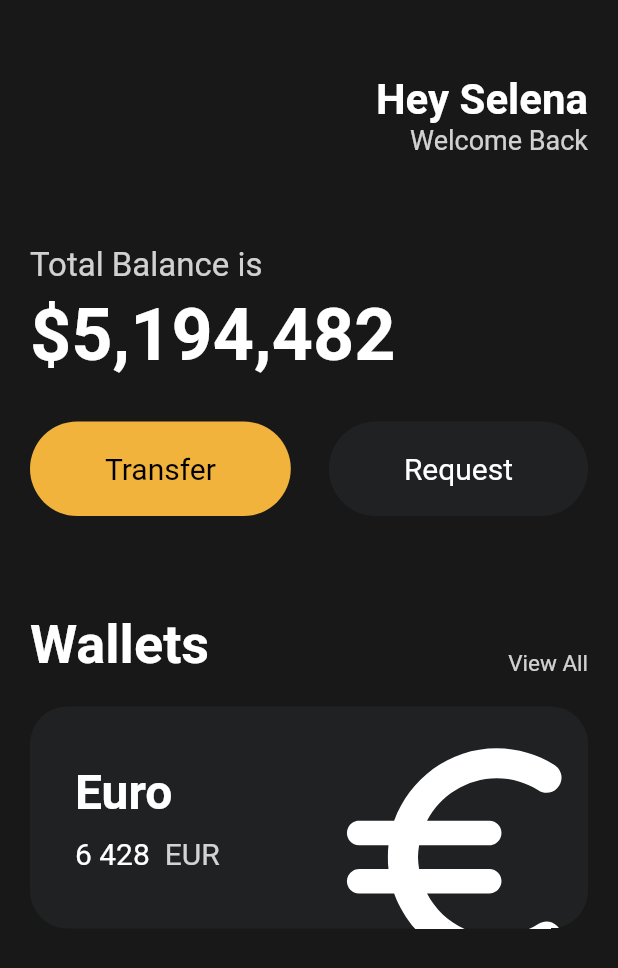
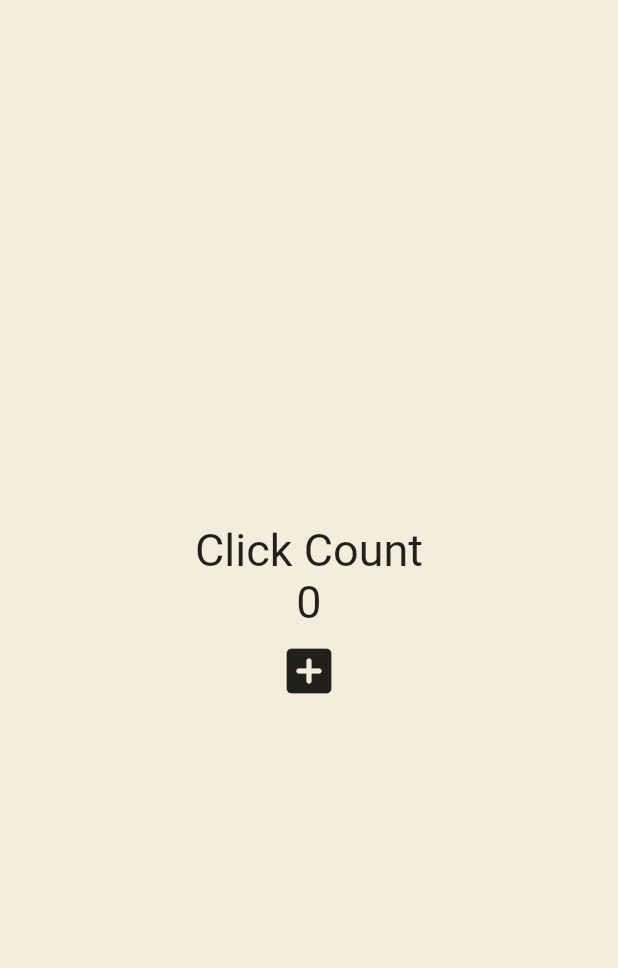
Before and after one commit to HonkenPark/flutter_study_toonflix, a Flutter app: the screen it shows after launch, on a phone screen of 412 x 824 dp. Shown: the top 968 px of the screen. Run offline on Flutter 3.47's test engine with Material 2 defaults, Android fonts, the phone set to English and light mode, and no system bars.

Commit message:
FEAT(State): State, Card and Icon
Study on 26th Jul.

```diff
--- a/lib/main.dart
+++ b/lib/main.dart
@@ -1,204 +1,51 @@
-// import 'package:flutter/cupertino.dart';
 import 'package:flutter/material.dart';
-import 'package:toonflix/widgets/button.dart';
-
-const taxAmount = 15;
-const priceAmount = 30;
-
-var finalPrice = taxAmount + priceAmount;
-
-class Player {
-  String? name;
-
-  Player();
-}
 
 void main() {
   runApp(const App());
 }
 
-// 위젯을 만들기 위해 3개의 코어 위젯 중 하나를 상속받아야 한다.
-class App extends StatelessWidget {
+class App extends StatefulWidget {
   const App({super.key});
 
-  // StatelessWidget를 만들기 위해서는 build 메소드를 구현해줘야한다.
-  // build 메소드는 위젯의 UI를 만든다.
-  @override // 이 어노테이션은 부모 클래스에 이미 있는 메소드를 오버라이드 한다는 뜻
+  @override
+  State<App> createState() => _AppState();
+}
+
+class _AppState extends State<App> {
+  int counter = 0;
+
+  void onClicked() {
+    counter = counter + 1;
+  }
+
+  @override
   Widget build(BuildContext context) {
-    // build에서 return하는 것을 보여준다고 했으니 Widget을 리턴해야함
     return MaterialApp(
-      // 화면은 Scaffold를 가져야한다. (모바일 앱은 반드시 필요)
       home: Scaffold(
-        backgroundColor: const Color(0xFF181818),
-        body: Padding(
-          padding: const EdgeInsets.symmetric(horizontal: 20),
+        backgroundColor: const Color(0xFFF4EDDB),
+        body: Center(
           child: Column(
-            crossAxisAlignment: CrossAxisAlignment.start,
+            mainAxisAlignment: MainAxisAlignment.center,
             children: [
-              const SizedBox(
-                height: 50,
-              ),
-              Row(
-                mainAxisAlignment: MainAxisAlignment.end,
-                children: [
-                  Column(
-                    crossAxisAlignment: CrossAxisAlignment.end,
-                    children: [
-                      const Text(
-                        'Hey Selena',
-                        style: TextStyle(
-                          color: Colors.white,
-                          fontSize: 28,
-                          fontWeight: FontWeight.w600,
-                        ),
-                      ),
-                      Text(
-                        'Welcome Back',
-                        style: TextStyle(
-                          color: Colors.white.withOpacity(0.8),
-                          fontSize: 18,
-                        ),
-                      ),
-                    ],
-                  ),
-                ],
-              ),
-              const SizedBox(
-                height: 60,
-              ),
-              Row(
-                children: [
-                  Text(
-                    'Total Balance is',
-                    style: TextStyle(
-                      fontSize: 22,
-                      color: Colors.white.withOpacity(0.8),
-                    ),
-                  ),
-                ],
-              ),
-              const SizedBox(
-                height: 5,
-              ),
               const Text(
-                '\$5,194,482',
+                'Click Count',
                 style: TextStyle(
-                  fontSize: 48,
-                  color: Colors.white,
-                  fontWeight: FontWeight.w600,
+                  fontSize: 30,
                 ),
               ),
-              const SizedBox(
-                height: 30,
+              Text(
+                '$counter',
+                style: const TextStyle(fontSize: 30),
               ),
-              Row(
-                mainAxisAlignment: MainAxisAlignment.spaceBetween,
-                children: const [
-                  Button(
-                    text: 'Transfer',
-                    bgColor: Color(0xFFF1B33B),
-                    textColor: Colors.black,
-                  ),
-                  Button(
-                    text: 'Request',
-                    bgColor: Color(0xFF1F2123),
-                    textColor: Colors.white,
-                  ),
-                ],
-              ),
-              const SizedBox(
-                height: 65,
-              ),
-              Row(
-                crossAxisAlignment: CrossAxisAlignment.end,
-                mainAxisAlignment: MainAxisAlignment.spaceBetween,
-                children: [
-                  const Text(
-                    'Wallets',
-                    style: TextStyle(
-                      color: Colors.white,
-                      fontSize: 36,
-                      fontWeight: FontWeight.w600,
-                    ),
-                  ),
-                  Text(
-                    'View All',
-                    style: TextStyle(
-                      color: Colors.white.withOpacity(0.8),
-                      fontSize: 15,
-                    ),
-                  ),
-                ],
-              ),
-              const SizedBox(
-                height: 20,
-              ),
-              Container(
-                clipBehavior: Clip.hardEdge,
-                decoration: BoxDecoration(
-                  color: const Color(0xFF1F2123),
-                  borderRadius: BorderRadius.circular(25),
-                ),
-                child: Padding(
-                  padding:
-                      const EdgeInsets.symmetric(vertical: 30, horizontal: 30),
-                  child: Row(
-                    mainAxisAlignment: MainAxisAlignment.spaceBetween,
-                    children: [
-                      Column(
-                        crossAxisAlignment: CrossAxisAlignment.start,
-                        children: [
-                          const Text(
-                            'Euro',
-                            style: TextStyle(
-                              color: Colors.white,
-                              fontSize: 32,
-                              fontWeight: FontWeight.w600,
-                            ),
-                          ),
-                          const SizedBox(height: 10),
-                          Row(
-                            children: [
-                              const Text(
-                                '6 428',
-                                style: TextStyle(
-                                  color: Colors.white,
-                                  fontSize: 20,
-                                ),
-                              ),
-                              const SizedBox(
-                                width: 10,
-                              ),
-                              Text(
-                                'EUR',
-                                style: TextStyle(
-                                  color: Colors.white.withOpacity(0.8),
-                                  fontSize: 20,
-                                ),
-                              ),
-                            ],
-                          ),
-                        ],
-                      ),
-                      Transform.scale(
-                        scale: 2.2,
-                        child: Transform.translate(
-                          offset: const Offset(-5, 12),
-                          child: const Icon(
-                            Icons.euro_rounded,
-                            color: Colors.white,
-                            size: 88,
-                          ),
-                        ),
-                      )
-                    ],
-                  ),
-                ),
+              IconButton(
+                onPressed: onClicked,
+                icon: const Icon(Icons.add_box_rounded),
+                iconSize: 40,
               ),
             ],
           ),
         ),
       ),
-    ); // 1) Material 2) Cupertino
+    );
   }
 }
```
Also changed, not shown: lib/widgets/currency_card.dart (added, +95 -0 lines), 2 other files.
